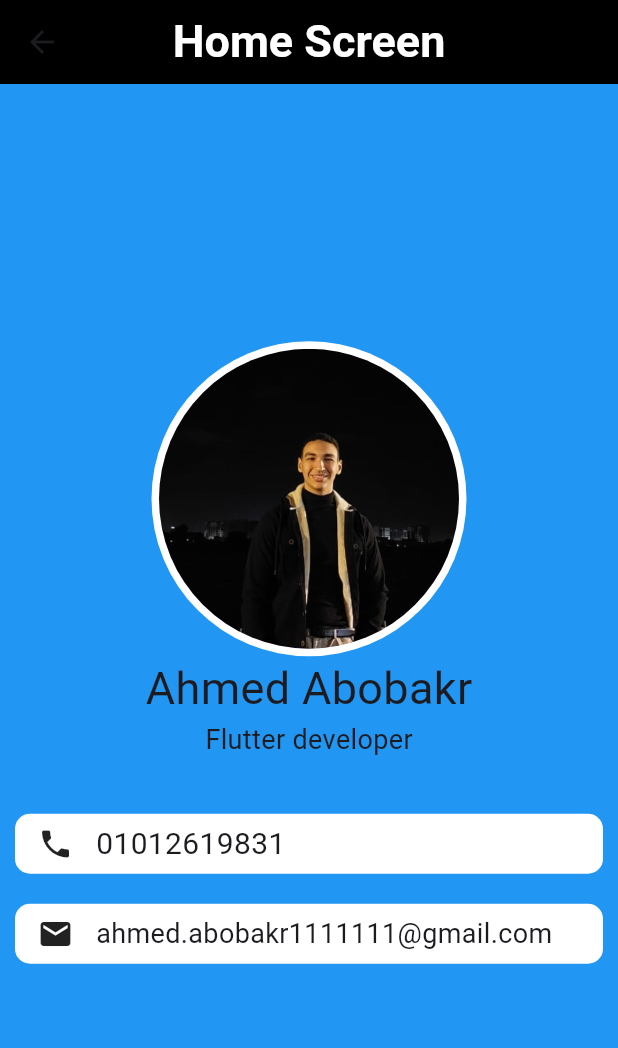
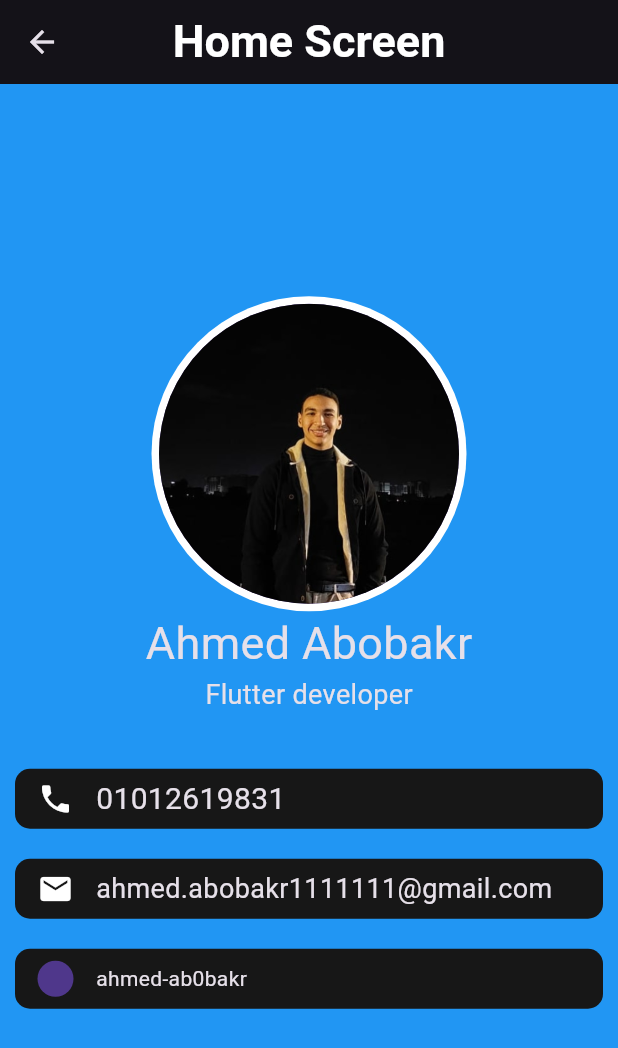
Before and after one commit to bakr286/login_screen, a Flutter app: the HomeScreen screen opened directly, on a phone screen of 412 x 824 dp. Shown: the top 1048 px of the screen. Run offline on Flutter 3.47's test engine with Material 3 defaults, Android fonts, the phone set to English and light mode, and no system bars.

Commit message:
final edits

```diff
--- a/lib/homeScreen.dart
+++ b/lib/homeScreen.dart
@@ -1,3 +1,4 @@
+import 'package:flutter/cupertino.dart';
 import 'package:flutter/material.dart';
 
 class HomeScreen extends StatelessWidget {
@@ -5,11 +6,9 @@ class HomeScreen extends StatelessWidget {
 
   @override
   Widget build(BuildContext context) {
-    return
-         Scaffold(
+    return Scaffold(
         backgroundColor: Colors.blue,
         appBar: AppBar(
-          backgroundColor: Colors.black,
           title: Text("Home Screen",style: TextStyle(color: Colors.white,fontWeight: FontWeight.bold,fontSize:30 )),
           centerTitle: true,
         ),
@@ -24,7 +23,7 @@ class HomeScreen extends StatelessWidget {
               Padding(
                 padding: const EdgeInsets.all(10),
                 child: Container(
-                  decoration: BoxDecoration(color: Colors.white,borderRadius: BorderRadius.circular(10)),
+                   decoration: BoxDecoration(color:CupertinoColors.darkBackgroundGray,borderRadius: BorderRadius.circular(10)),
                   width: double.infinity,
                   height: 40 ,
                   child: Row(
@@ -41,9 +40,9 @@ class HomeScreen extends StatelessWidget {
               Padding(
                 padding: const EdgeInsets.all(10),
                 child: Container(
-                  decoration: BoxDecoration(color: Colors.white,borderRadius: BorderRadius.circular(10)),
+                  decoration: BoxDecoration(color:CupertinoColors.darkBackgroundGray,borderRadius: BorderRadius.circular(10)),
                   width: double.infinity,
-                  height: 40 ,
+                  height: 40,
                   child: Row(
                     children: [
                       SizedBox(width: 15,),
@@ -53,6 +52,22 @@ class HomeScreen extends StatelessWidget {
                     ],
                   ),
                 ),
+              ),
+              Padding(
+                padding: const EdgeInsets.all(10),
+                child: Container(
+                  decoration: BoxDecoration(color:CupertinoColors.darkBackgroundGray,borderRadius: BorderRadius.circular(10)),
+                  width: double.infinity,
+                  height: 40,
+                  child: Row(
+                    children: [
+                      SizedBox(width: 15,),
+                      CircleAvatar(radius: 12,),
+                      SizedBox(width: 15,),
+                      SelectableText("ahmed-ab0bakr",style: TextStyle(fontSize: 14),),
+                    ],
+                  ),
+                ),
               )
             ],),
         ),
--- a/lib/main.dart
+++ b/lib/main.dart
@@ -18,8 +18,9 @@ class _MyAppState extends State<MyApp> {
   @override
   Widget build(BuildContext context) {
     return MaterialApp(
-      theme: _isDarkTheme ? ThemeData.dark() : ThemeData.light(),
+
       title: 'Login Screen',
+      theme: ThemeData.dark(),
       debugShowCheckedModeBanner: false,
       home:  LoginScreen()
     );
```
Also changed, not shown: lib/loginScreen.dart (+22 -45 lines), lib/signupScreen.dart (added, +138 -0 lines).
